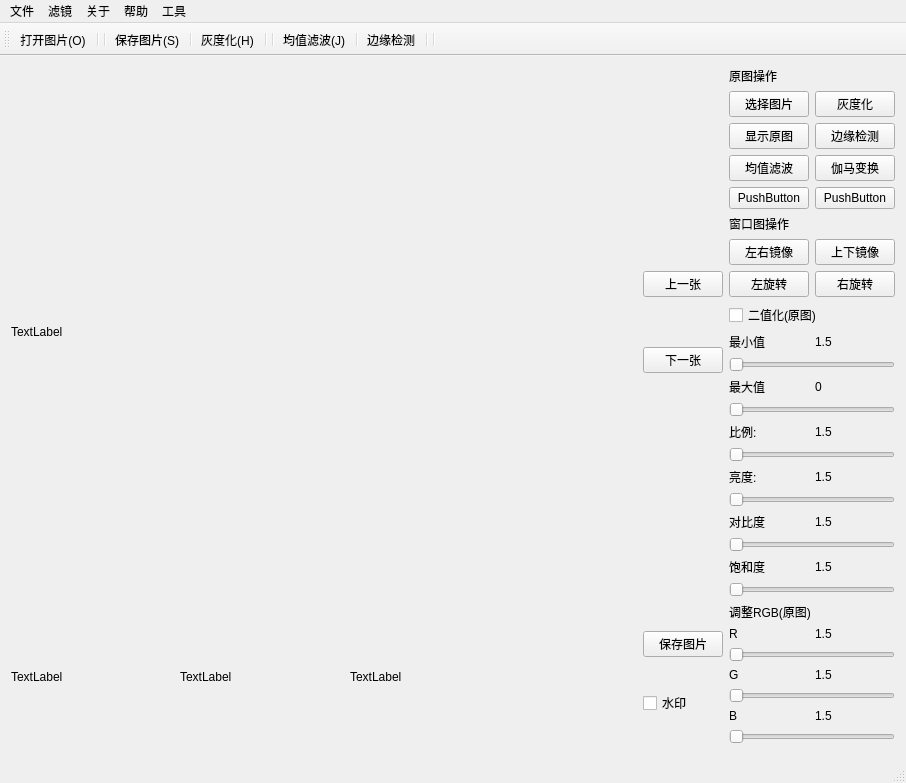
First picture: the form in Qt5DigitalImageProcessing/Qt5DigitalImageProcessing.ui, repository Mrsherlock1996/Qt5DigitalImageProcessing, before the edit.
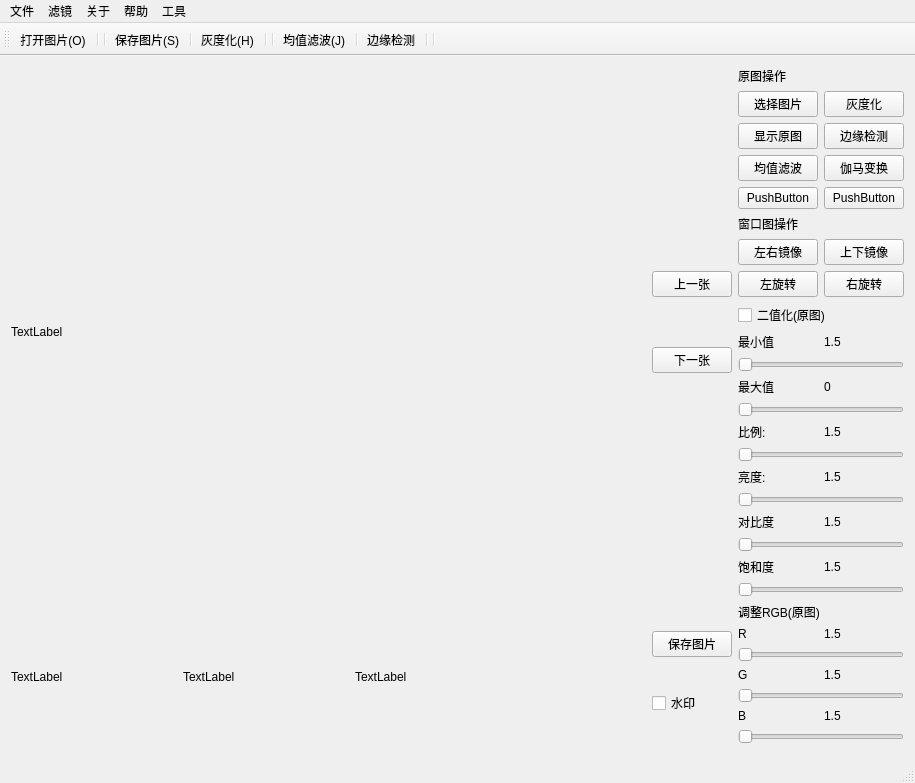
Second picture: the form after the edit. Icons and pictures are not drawn.

Commit message: 已完成第一版本,该版本未使用线程

Patch:
```diff
--- a/Qt5DigitalImageProcessing/Qt5DigitalImageProcessing.ui
+++ b/Qt5DigitalImageProcessing/Qt5DigitalImageProcessing.ui
@@ -6,8 +6,8 @@
    <rect>
     <x>0</x>
     <y>0</y>
-    <width>906</width>
-    <height>705</height>
+    <width>915</width>
+    <height>687</height>
    </rect>
   </property>
   <property name="windowTitle">
@@ -427,7 +427,7 @@
     <rect>
      <x>0</x>
      <y>0</y>
-     <width>906</width>
+     <width>915</width>
      <height>22</height>
     </rect>
    </property>
```
Left out of the diff: 105 changed lines with no effect on the pictures. The commit also changes 2 other files.
